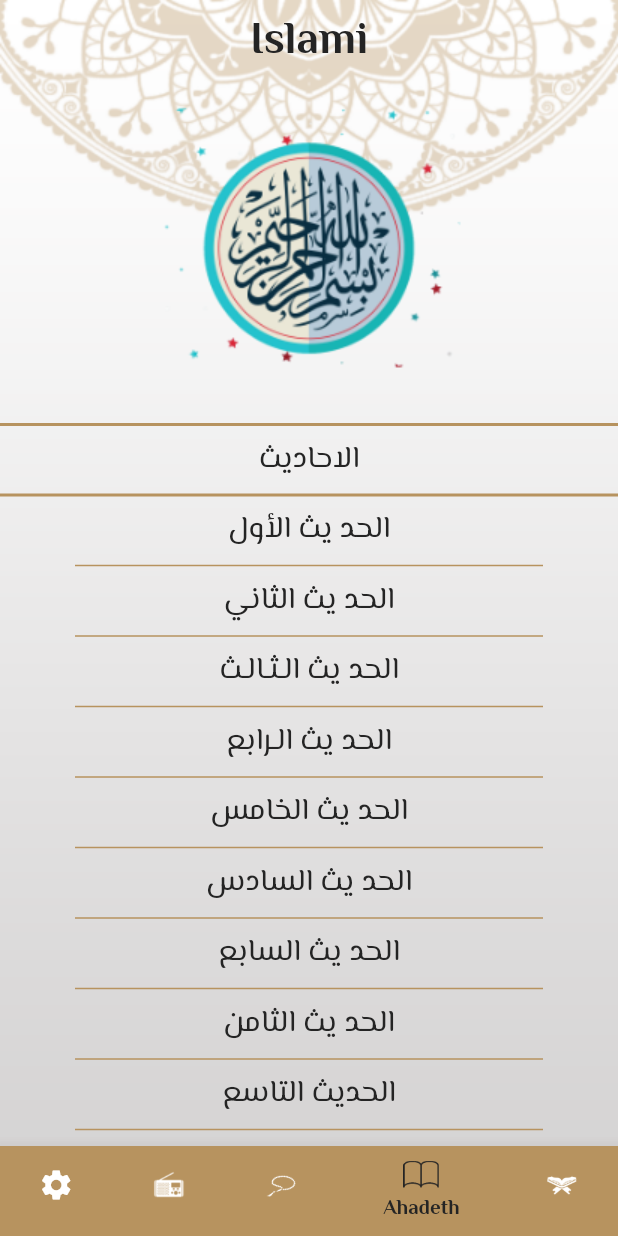
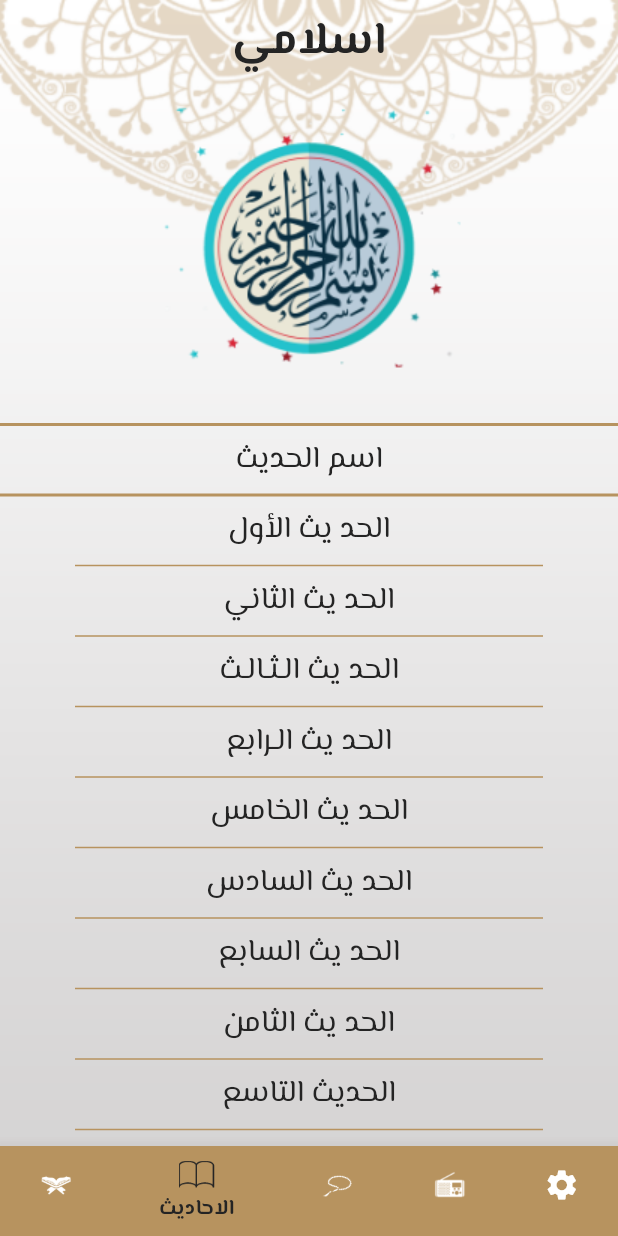
Before and after one commit to NairaaSaid/islami, a Flutter app: the screen it shows after launch, item 4 of the bottom bar chosen, on a phone screen of 412 x 824 dp. Run offline on Flutter 3.47's test engine with Material 2 defaults, Android fonts, the phone set to English and light mode, and no system bars; our stand-ins replace google_fonts; generated files the repository leaves out were written again.

Commit message:
localization

```diff
--- a/lib/homeScreen.dart
+++ b/lib/homeScreen.dart
@@ -11,7 +11,7 @@ import 'package:islami_app/tabs/setting.dart';
 
 import 'My_Theme_data.dart';
 
-
+import 'package:flutter_gen/gen_l10n/app_localizations.dart';
 class HomeScreen extends StatefulWidget {
   static const String routeName = "home";
 
@@ -29,7 +29,7 @@ class _HomeScreenState extends State<HomeScreen> {
           width: double.infinity, fit: BoxFit.fill),
       Scaffold(
         appBar: AppBar(
-          title: Text("Islami", style: Theme.of(context).textTheme.bodyLarge),
+          title: Text(AppLocalizations.of(context)!.app_title, style: Theme.of(context).textTheme.bodyLarge),
         ),
         bottomNavigationBar: BottomNavigationBar(
             currentIndex: index,
@@ -41,25 +41,25 @@ class _HomeScreenState extends State<HomeScreen> {
               BottomNavigationBarItem(
 
                   icon: Icon(Icons.settings),
-                  label: "Setting",
+                  label: AppLocalizations.of(context)!.setting,
                   backgroundColor: MyThemeData.primary),
               BottomNavigationBarItem(
                   icon: ImageIcon(AssetImage(
                     "assets/images/radio.png",
                   )),
-                  label: "Radio",
+                  label: AppLocalizations.of(context)!.radio,
                   backgroundColor: MyThemeData.primary),
               BottomNavigationBarItem(
                   icon: ImageIcon(AssetImage("assets/images/sebha.png")),
-                  label: "Sebha",
+                  label: AppLocalizations.of(context)!.sebha,
                   backgroundColor: MyThemeData.primary),
               BottomNavigationBarItem(
                   icon: ImageIcon(AssetImage("assets/images/ahadeth.png")),
-                  label: "Ahadeth",
+                  label: AppLocalizations.of(context)!.ahadeth,
                   backgroundColor: MyThemeData.primary),
               BottomNavigationBarItem(
                   icon: ImageIcon(AssetImage("assets/images/quran.png")),
-                  label: "Quran",
+                  label: AppLocalizations.of(context)!.quran,
                   backgroundColor: MyThemeData.primary),
             ]),
         body:tabs[index] ,
--- /dev/null
+++ b/lib/l10n/app_ar.arb
@@ -0,0 +1,17 @@
+{
+"app_title":"اسلامي",
+"quran":"القراءن",
+"sebha":"السبحة",
+"ahadeth":"الاحاديث",
+"radio":"الاذاعة",
+"setting":"اعدادات",
+"sura_name":"اسم السورة",
+
+"hadeth_name":"اسم الحديث"
+
+
+
+
+
+
+}
--- a/lib/main.dart
+++ b/lib/main.dart
@@ -6,7 +6,7 @@ import 'package:islami_app/tabs/ahadeth_details.dart';
 
 import 'My_Theme_data.dart';
 import 'homeScreen.dart';
-
+import 'package:flutter_gen/gen_l10n/app_localizations.dart';
 
 void main() {
   runApp(MyApp());
@@ -24,10 +24,12 @@ class MyApp extends StatelessWidget {
         AhadethDetails.routeName:(context) => AhadethDetails(),
 
       },
+      localizationsDelegates: AppLocalizations.localizationsDelegates,
+      supportedLocales: AppLocalizations.supportedLocales,
       debugShowCheckedModeBanner: false,
       theme: MyThemeData.lightTheme,
       darkTheme: MyThemeData.darkTheme,
-      locale: Locale("eng"),
+      locale: Locale("ar"),
     );
   }
 }
--- a/lib/tabs/ahadeth.dart
+++ b/lib/tabs/ahadeth.dart
@@ -7,7 +7,7 @@ import '../My_Theme_data.dart';
 import '../ahadeth_model.dart';
 import 'ahadeth_details.dart';
 
-
+import 'package:flutter_gen/gen_l10n/app_localizations.dart';
 
 class AhadethTabs extends StatefulWidget {
 
@@ -33,7 +33,7 @@ class _AhadethTabsState extends State<AhadethTabs> {
           color: MyThemeData.primary,
         ),
         Text(
-          "الاحاديث",
+          AppLocalizations.of(context)!.hadeth_name,
           style: Theme.of(context)
               .textTheme
               .bodySmall!
--- a/lib/tabs/quran.dart
+++ b/lib/tabs/quran.dart
@@ -5,7 +5,7 @@ import 'package:google_fonts/google_fonts.dart';
 import '../My_Theme_data.dart';
 import '../sura_details.dart';
 import '../sura_model.dart';
-
+import 'package:flutter_gen/gen_l10n/app_localizations.dart';
 
 class QuranTabs extends StatelessWidget {
   static const String routeName = "quran";
@@ -137,7 +137,7 @@ class QuranTabs extends StatelessWidget {
             thickness: 2,
             color: MyThemeData.primary,
           ),
-          Text("Sura Name", style: Theme
+          Text(AppLocalizations.of(context)!.sura_name, style: Theme
               .of(context)
               .textTheme
               .bodyLarge),
```
Also changed, not shown: lib/l10n/app_en.arb (added, +17 -0 lines).
